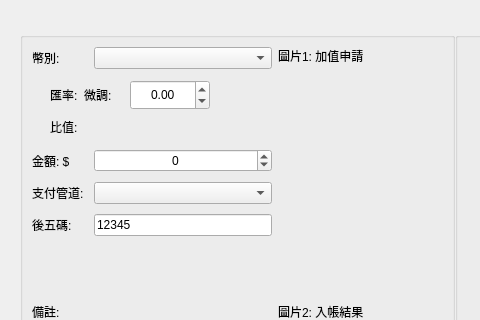
Old version of the form src/AdbClient/StageCustomerService/LayerAddCost.ui in the repository roger0816/Adb; both pictures show x 0 to 480 and y 107 to 427 of the 909 by 728 pixel window.
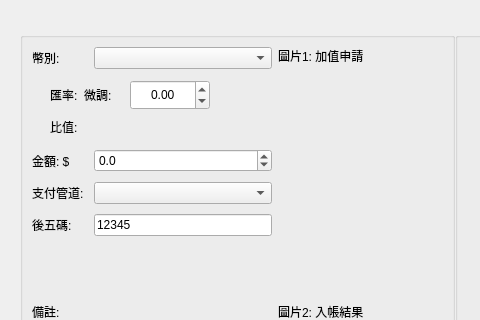
New version of the form. Custom widgets are drawn as their Qt base class.

Patch:
```diff
--- a/src/AdbClient/StageCustomerService/LayerAddCost.ui
+++ b/src/AdbClient/StageCustomerService/LayerAddCost.ui
@@ -377,34 +377,6 @@
                     </property>
                    </widget>
                   </item>
-                  <item row="3" column="1">
-                   <widget class="QSpinBox" name="sb">
-                    <property name="minimumSize">
-                     <size>
-                      <width>120</width>
-                      <height>0</height>
-                     </size>
-                    </property>
-                    <property name="maximumSize">
-                     <size>
-                      <width>240</width>
-                      <height>16777215</height>
-                     </size>
-                    </property>
-                    <property name="alignment">
-                     <set>Qt::AlignCenter</set>
-                    </property>
-                    <property name="prefix">
-                     <string/>
-                    </property>
-                    <property name="minimum">
-                     <number>-999999</number>
-                    </property>
-                    <property name="maximum">
-                     <number>999999</number>
-                    </property>
-                   </widget>
-                  </item>
                   <item row="4" column="0">
                    <widget class="QLabel" name="label_7">
                     <property name="text">
@@ -454,6 +426,19 @@
                     </property>
                    </widget>
                   </item>
+                  <item row="3" column="1">
+                   <widget class="QDoubleSpinBox" name="sb">
+                    <property name="decimals">
+                     <number>1</number>
+                    </property>
+                    <property name="minimum">
+                     <double>-999999.000000000000000</double>
+                    </property>
+                    <property name="maximum">
+                     <double>999999.000000000000000</double>
+                    </property>
+                   </widget>
+                  </item>
                  </layout>
                 </widget>
                </item>
```
